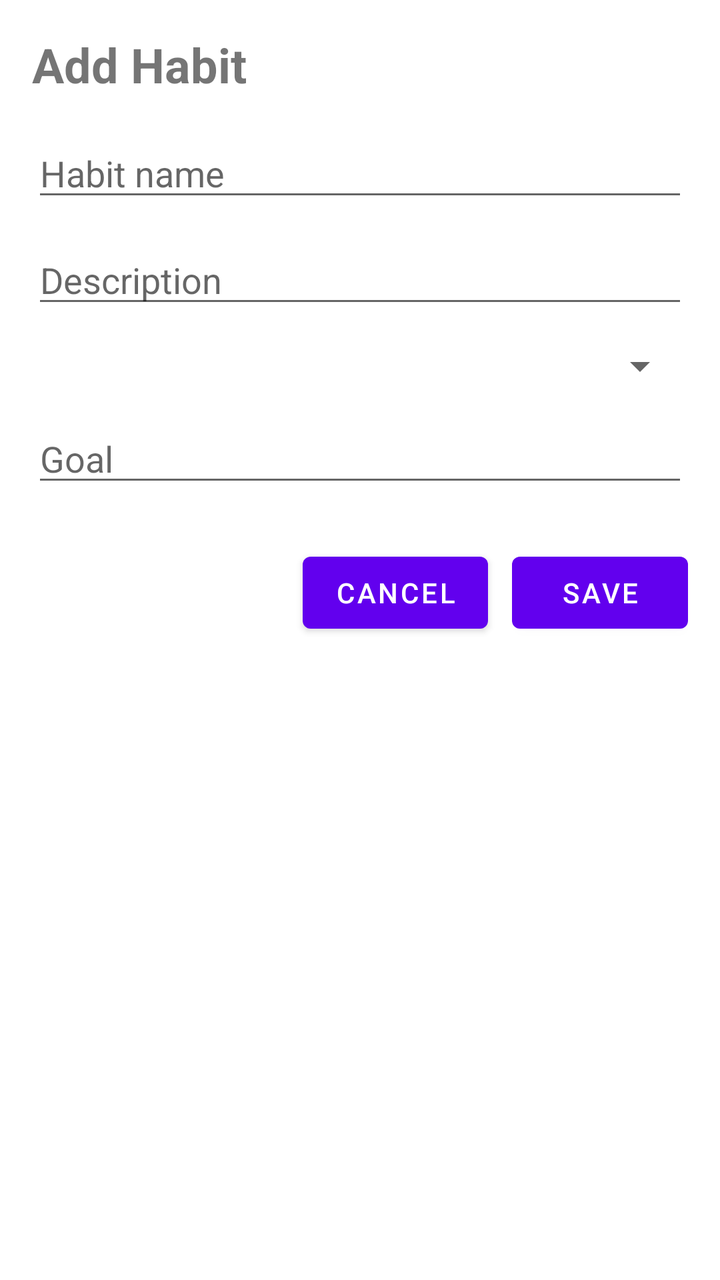
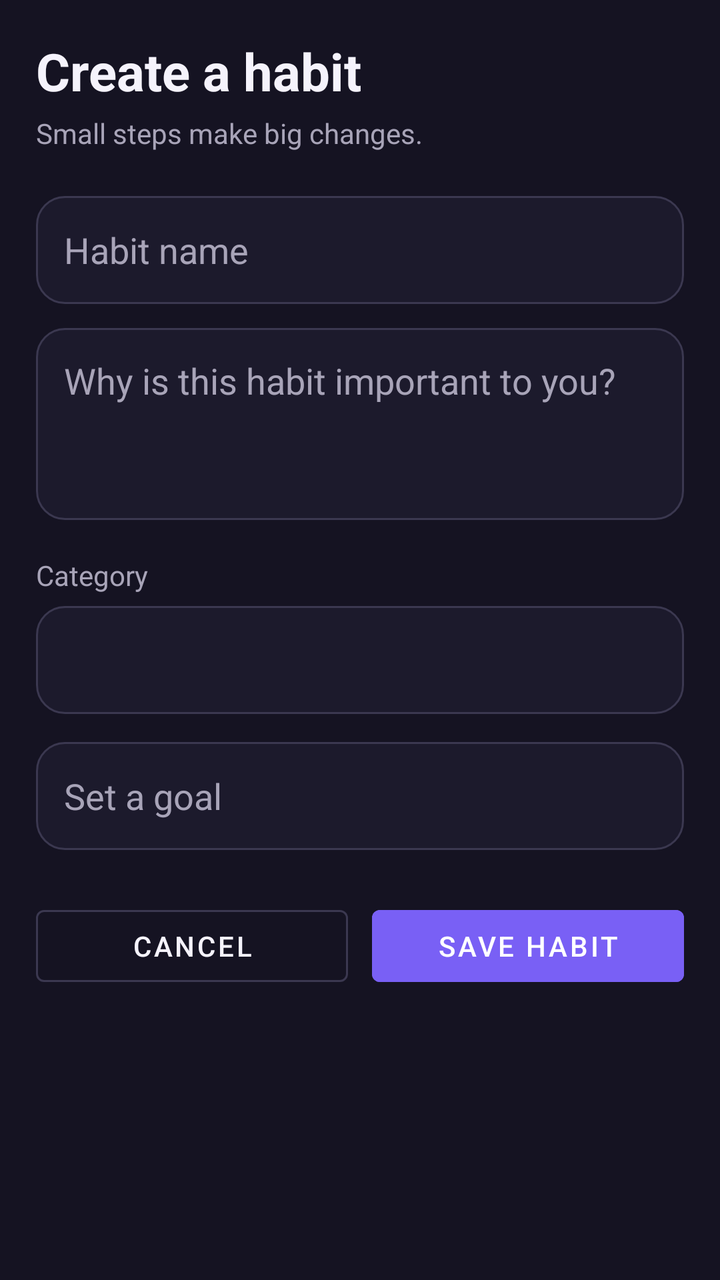

An Android layout rendered at two revisions. The XML below is the earlier revision; the diff shows what the commit changed to produce the second picture.
<!-- AndroidManifest.xml: application theme Theme.HabitTracker -->
<!-- res/layout/fragment_add_habit.xml -->
<?xml version="1.0" encoding="utf-8"?>
<LinearLayout xmlns:android="http://schemas.android.com/apk/res/android"
    android:layout_width="match_parent"
    android:layout_height="match_parent"
    android:orientation="vertical"
    android:padding="16dp">

    <TextView
        android:layout_width="wrap_content"
        android:layout_height="wrap_content"
        android:text="Add Habit"
        android:textSize="24sp"
        android:textStyle="bold" />

    <EditText
        android:id="@+id/etHabitName"
        android:layout_width="match_parent"
        android:layout_height="wrap_content"
        android:layout_marginTop="16dp"
        android:hint="Habit name" />

    <EditText
        android:id="@+id/etHabitDescription"
        android:layout_width="match_parent"
        android:layout_height="wrap_content"
        android:layout_marginTop="12dp"
        android:hint="Description" />

    <Spinner
        android:id="@+id/spHabitCategory"
        android:layout_width="match_parent"
        android:layout_height="wrap_content"
        android:layout_marginTop="12dp" />

    <EditText
        android:id="@+id/etHabitGoal"
        android:layout_width="match_parent"
        android:layout_height="wrap_content"
        android:layout_marginTop="12dp"
        android:hint="Goal" />

    <LinearLayout
        android:layout_width="match_parent"
        android:layout_height="wrap_content"
        android:layout_marginTop="24dp"
        android:gravity="end"
        android:orientation="horizontal">

        <Button
            android:id="@+id/btnCancelHabit"
            android:layout_width="wrap_content"
            android:layout_height="wrap_content"
            android:text="Cancel" />

        <Button
            android:id="@+id/btnSaveHabit"
            android:layout_width="wrap_content"
            android:layout_height="wrap_content"
            android:layout_marginStart="12dp"
            android:text="Save" />
    </LinearLayout>
</LinearLayout>
<!-- resources referenced by this layout -->
<resources>
  <style name="Theme.HabitTracker" parent="Theme.MaterialComponents.DayNight.DarkActionBar">
          
          <item name="colorPrimary">@color/purple_500</item>
          <item name="colorPrimaryVariant">@color/purple_700</item>
          <item name="colorOnPrimary">@color/white</item>
          
          <item name="colorSecondary">@color/teal_200</item>
          <item name="colorSecondaryVariant">@color/teal_700</item>
          <item name="colorOnSecondary">@color/black</item>
          
          <item name="android:statusBarColor">?attr/colorPrimaryVariant</item>
          
      </style>
  <color name="purple_500">#FF6200EE</color>
  <color name="purple_700">#FF3700B3</color>
  <color name="white">#FFFFFFFF</color>
  <color name="teal_200">#FF03DAC5</color>
  <color name="teal_700">#FF018786</color>
  <color name="black">#FF000000</color>
</resources>

<!-- the commit's change to res/layout/fragment_add_habit.xml (unified diff, before → after) -->
@@ -1,62 +1,111 @@
 <?xml version="1.0" encoding="utf-8"?>
-<LinearLayout xmlns:android="http://schemas.android.com/apk/res/android"
+<ScrollView xmlns:android="http://schemas.android.com/apk/res/android"
+    xmlns:app="http://schemas.android.com/apk/res-auto"
     android:layout_width="match_parent"
     android:layout_height="match_parent"
-    android:orientation="vertical"
-    android:padding="16dp">
-
-    <TextView
-        android:layout_width="wrap_content"
-        android:layout_height="wrap_content"
-        android:text="Add Habit"
-        android:textSize="24sp"
-        android:textStyle="bold" />
-
-    <EditText
-        android:id="@+id/etHabitName"
-        android:layout_width="match_parent"
-        android:layout_height="wrap_content"
-        android:layout_marginTop="16dp"
-        android:hint="Habit name" />
-
-    <EditText
-        android:id="@+id/etHabitDescription"
-        android:layout_width="match_parent"
-        android:layout_height="wrap_content"
-        android:layout_marginTop="12dp"
-        android:hint="Description" />
-
-    <Spinner
-        android:id="@+id/spHabitCategory"
-        android:layout_width="match_parent"
-        android:layout_height="wrap_content"
-        android:layout_marginTop="12dp" />
-
-    <EditText
-        android:id="@+id/etHabitGoal"
-        android:layout_width="match_parent"
-        android:layout_height="wrap_content"
-        android:layout_marginTop="12dp"
-        android:hint="Goal" />
+    android:background="@color/app_background"
+    android:fillViewport="true">
 
     <LinearLayout
         android:layout_width="match_parent"
         android:layout_height="wrap_content"
-        android:layout_marginTop="24dp"
-        android:gravity="end"
-        android:orientation="horizontal">
+        android:orientation="vertical"
+        android:padding="18dp">
 
-        <Button
-            android:id="@+id/btnCancelHabit"
-            android:layout_width="wrap_content"
+        <TextView
+            android:layout_width="match_parent"
             android:layout_height="wrap_content"
-            android:text="Cancel" />
+            android:text="Create a habit"
+            android:textColor="@color/text_primary"
+            android:textSize="26sp"
+            android:textStyle="bold" />
 
-        <Button
-            android:id="@+id/btnSaveHabit"
-            android:layout_width="wrap_content"
+        <TextView
+            android:layout_width="match_parent"
             android:layout_height="wrap_content"
-            android:layout_marginStart="12dp"
-            android:text="Save" />
+            android:layout_marginTop="4dp"
+            android:text="Small steps make big changes."
+            android:textColor="@color/text_secondary"
+            android:textSize="14sp" />
+
+        <EditText
+            android:id="@+id/etHabitName"
+            android:layout_width="match_parent"
+            android:layout_height="54dp"
+            android:layout_marginTop="22dp"
+            android:background="@drawable/bg_surface_outline"
+            android:hint="Habit name"
+            android:inputType="textCapSentences"
+            android:paddingHorizontal="14dp"
+            android:textColor="@color/text_primary"
+            android:textColorHint="@color/text_secondary" />
+
+        <EditText
+            android:id="@+id/etHabitDescription"
+            android:layout_width="match_parent"
+            android:layout_height="wrap_content"
+            android:layout_marginTop="12dp"
+            android:background="@drawable/bg_surface_outline"
+            android:gravity="top"
+            android:hint="Why is this habit important to you?"
+            android:minHeight="96dp"
+            android:minLines="3"
+            android:padding="14dp"
+            android:textColor="@color/text_primary"
+            android:textColorHint="@color/text_secondary" />
+
+        <TextView
+            android:layout_width="match_parent"
+            android:layout_height="wrap_content"
+            android:layout_marginTop="18dp"
+            android:text="Category"
+            android:textColor="@color/text_secondary" />
+
+        <Spinner
+            android:id="@+id/spHabitCategory"
+            android:layout_width="match_parent"
+            android:layout_height="54dp"
+            android:layout_marginTop="6dp"
+            android:background="@drawable/bg_surface_outline"
+            android:paddingHorizontal="12dp" />
+
+        <EditText
+            android:id="@+id/etHabitGoal"
+            android:layout_width="match_parent"
+            android:layout_height="54dp"
+            android:layout_marginTop="14dp"
+            android:background="@drawable/bg_surface_outline"
+            android:hint="Set a goal"
+            android:inputType="textCapSentences"
+            android:paddingHorizontal="14dp"
+            android:textColor="@color/text_primary"
+            android:textColorHint="@color/text_secondary" />
+
+        <LinearLayout
+            android:layout_width="match_parent"
+            android:layout_height="wrap_content"
+            android:layout_marginTop="24dp"
+            android:orientation="horizontal">
+
+            <Button
+                android:id="@+id/btnCancelHabit"
+                style="@style/Widget.MaterialComponents.Button.OutlinedButton"
+                android:layout_width="0dp"
+                android:layout_height="wrap_content"
+                android:layout_weight="1"
+                android:text="Cancel"
+                android:textColor="@color/text_primary"
+                app:strokeColor="@color/stroke" />
+
+            <Button
+                android:id="@+id/btnSaveHabit"
+                android:layout_width="0dp"
+                android:layout_height="wrap_content"
+                android:layout_marginStart="12dp"
+                android:layout_weight="1"
+                android:backgroundTint="@color/purple_500"
+                android:text="Save habit"
+                android:textColor="@color/white" />
+        </LinearLayout>
     </LinearLayout>
-</LinearLayout>
+</ScrollView>
<!-- resource entries referenced after the edit -->
@@ -1,5 +1,6 @@
 <!-- resources referenced by this layout -->
 <resources>
+  <color name="app_background">#151322</color>
   <style name="Theme.HabitTracker" parent="Theme.MaterialComponents.DayNight.DarkActionBar">
           
           <item name="colorPrimary">@color/purple_500</item>
@@ -9,15 +10,33 @@
           <item name="colorSecondary">@color/teal_200</item>
           <item name="colorSecondaryVariant">@color/teal_700</item>
           <item name="colorOnSecondary">@color/black</item>
-          
-          <item name="android:statusBarColor">?attr/colorPrimaryVariant</item>
-          
+          <item name="colorSurface">@color/surface</item>
+          <item name="colorOnSurface">@color/text_primary</item>
+          <item name="android:colorBackground">@color/app_background</item>
+          <item name="android:windowBackground">@color/app_background</item>
+          <item name="android:statusBarColor">@color/app_background</item>
+          <item name="android:navigationBarColor">@color/app_background</item>
+          <item name="android:windowLightStatusBar">false</item>
+          <item name="android:textColorPrimary">@color/text_primary</item>
+          <item name="android:textColorSecondary">@color/text_secondary</item>
       </style>
-  <color name="purple_500">#FF6200EE</color>
-  <color name="purple_700">#FF3700B3</color>
+  <color name="surface_dark">#1C1A2C</color>
+  <color name="purple_500">#7960F5</color>
+  <color name="stroke">#3B3850</color>
+  <color name="text_primary">#F5F3FC</color>
+  <color name="text_secondary">#A8A4B8</color>
+  <color name="purple_700">#6044D6</color>
   <color name="white">#FFFFFFFF</color>
-  <color name="teal_200">#FF03DAC5</color>
-  <color name="teal_700">#FF018786</color>
+  <!-- drawable bg_surface_outline (drawable) -->
+  <?xml version="1.0" encoding="utf-8"?>
+  <shape xmlns:android="http://schemas.android.com/apk/res/android">
+      <solid android:color="@color/surface_dark" />
+      <stroke android:width="1dp" android:color="@color/stroke" />
+      <corners android:radius="14dp" />
+  </shape>
+  <color name="teal_200">#27C6D7</color>
+  <color name="teal_700">#1598AA</color>
   <color name="black">#FF000000</color>
+  <color name="surface">#242235</color>
 </resources>
 
